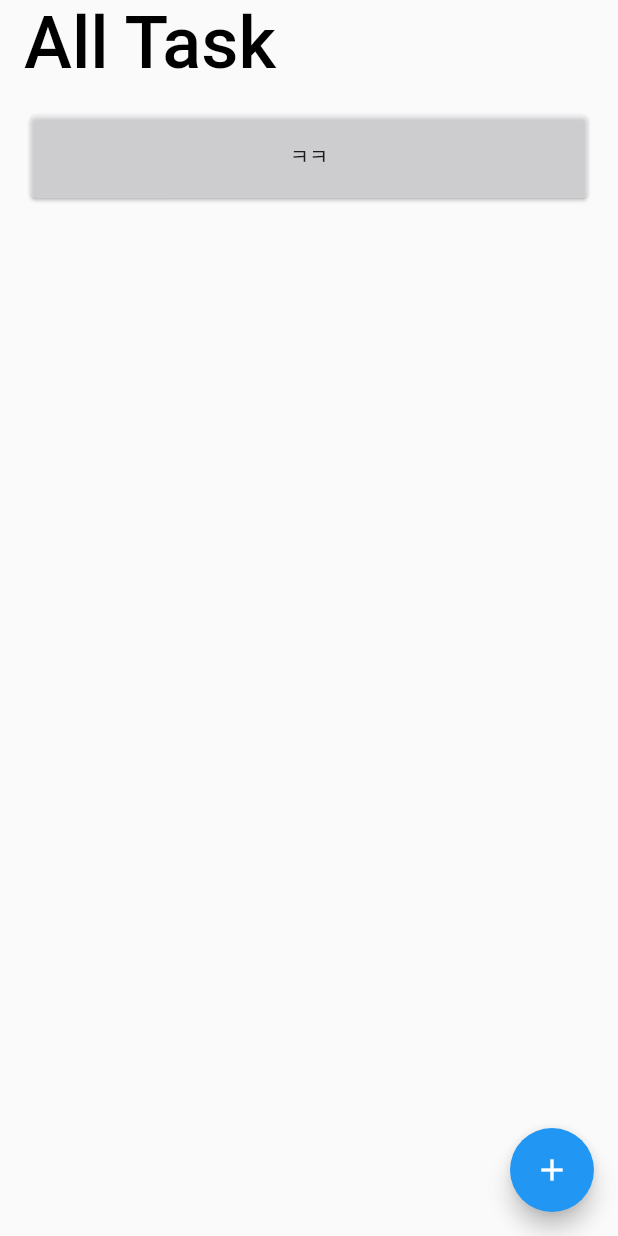
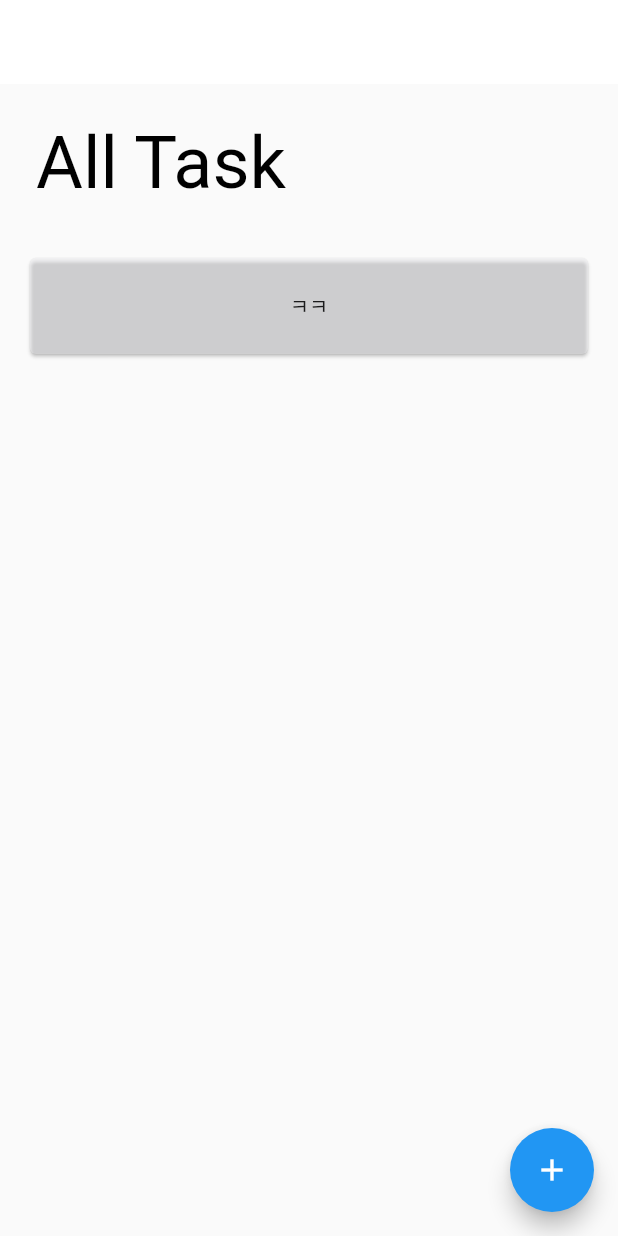
Before and after one commit to hongbeomi/SimpleToDo, a Flutter app: the screen it shows after launch, after a tap on the "add" icon, on a phone screen of 412 x 824 dp. Run offline on Flutter 3.47's test engine with Material 2 defaults, Android fonts, the phone set to English and light mode, and no system bars.

Commit message:
home page body 형태 변경

```diff
--- a/lib/component/deleteDialog.dart
+++ b/lib/component/deleteDialog.dart
@@ -8,10 +8,10 @@ class DeleteDialog extends CupertinoAlertDialog {
   final BuildContext context;
 
   @override
-  Widget get title => Text("Delete");
+  Widget get title => Text("제거");
 
   @override
-  Widget get content => Text("task를 삭제하시겠습니까?");
+  Widget get content => Text("task를 지우시겠습니까?");
 
   @override
   List<Widget> get actions => <Widget>[
@@ -22,6 +22,7 @@ class DeleteDialog extends CupertinoAlertDialog {
           ),
           onPressed: () {
             print("삭제!");
+            Navigator.of(context).pop();
           },
         ),
         CupertinoDialogAction(
@@ -31,4 +32,5 @@ class DeleteDialog extends CupertinoAlertDialog {
           },
         )
       ];
+
 }
--- a/lib/component/taskItemView.dart
+++ b/lib/component/taskItemView.dart
@@ -28,7 +28,7 @@ class _TaskItemViewState extends State<TaskItemView> {
           child: Container(
             padding: EdgeInsets.all(16.0),
             alignment: Alignment.center,
-            height: 56,
+            height: 64,
             child: Text(task ?? ""),
           ),
         ));
--- a/lib/page/home.dart
+++ b/lib/page/home.dart
@@ -25,25 +25,33 @@ class _HomePageState extends State<HomePage> {
   Widget build(BuildContext context) {
     return Scaffold(
       appBar: AppBar(
-        title: Text(
+        backgroundColor: Colors.white,
+        elevation: 0.0,
+      ),
+      body: Column(children: <Widget>[
+        Expanded(
+            flex: 1,
+            child: Container(
+              padding: const EdgeInsets.all(24.0),
+              alignment: Alignment.topLeft,
+                child: Text(
               widget.title,
               style: TextStyle(
                 color: Colors.black,
                 fontSize: 48,
               ),
-        ),
-        backgroundColor: Colors.transparent,
-        elevation: 0.0,
-        centerTitle: false,
-      ),
-      body: ListView.builder(
+            ))),
+        Expanded(
+            flex: 7,
+            child: ListView.builder(
               padding: const EdgeInsets.all(16.0),
               scrollDirection: Axis.vertical,
               itemCount: tasks.length,
               itemBuilder: (BuildContext context, int index) {
                 return TaskItemView(task: tasks[index] ?? "");
               },
-      ),
+            ))
+      ]),
       floatingActionButton: FloatingActionButton(
         onPressed: () {
           _addTask();
```
Lines whose indentation alone changed are shown as unchanged.
